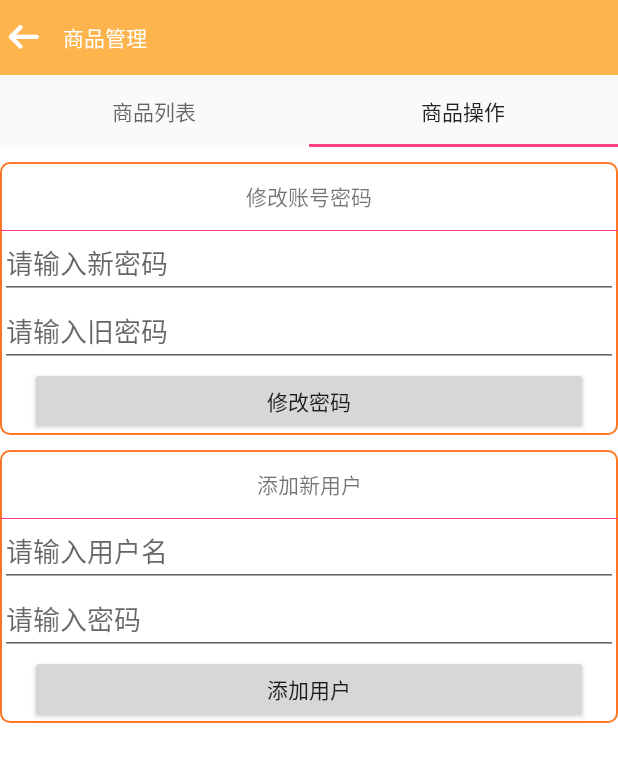
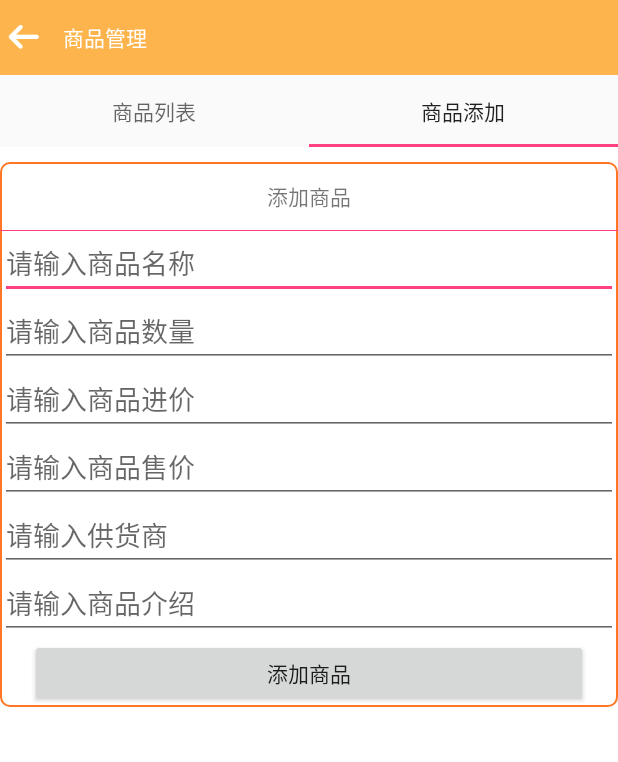
Before and after one commit to blythe104/supermarket, an Android app: the GoodsActivity screen opened directly, with no data from a screen before it, tab 2 chosen, on a phone screen of 412 x 824 dp. Shown: the top 762 px of the screen. Run offline under Robolectric (Android 15) with nearby library versions, the phone set to English and light mode, and no system bars; libraries missing offline, so code that uses them is left out: cn.bmob.v3; 4 statements that could not run were skipped.

Commit message:
add goods del and query

```diff
--- a/app/src/main/java/com/fuyuan/marketmanage/bean/GoodsBean.java
+++ b/app/src/main/java/com/fuyuan/marketmanage/bean/GoodsBean.java
@@ -1,12 +1,14 @@
 package com.fuyuan.marketmanage.bean;
 
 import java.io.Serializable;
+
+import cn.bmob.v3.BmobObject;
 
 /**
  * Created by xin on 2017/1/4.
  */
 
-public class GoodsBean implements Serializable {
+public class GoodsBean extends BmobObject implements Serializable {
     //商品名称
     private String goodsName;
     //数量
--- a/app/src/main/java/com/fuyuan/marketmanage/goods/GoodsActivity.java
+++ b/app/src/main/java/com/fuyuan/marketmanage/goods/GoodsActivity.java
@@ -10,8 +10,8 @@ import com.fuyuan.marketmanage.R;
 import com.fuyuan.marketmanage.base.BaseActivity;
 import com.fuyuan.marketmanage.base.BaseFragment;
 import com.fuyuan.marketmanage.goods.fragment.GoodsFragment;
+import com.fuyuan.marketmanage.goods.fragment.GoodsManagerFragment;
 import com.fuyuan.marketmanage.user.adapter.FragmentAdapter;
-import com.fuyuan.marketmanage.user.fragment.UserManagerFragment;
 
 import java.util.ArrayList;
 import java.util.List;
@@ -44,10 +44,10 @@ public class GoodsActivity extends BaseActivity {
         mTvTitle.setText("商品管理");
         fragments = new ArrayList<>();
         fragments.add(new GoodsFragment());
-        fragments.add(new UserManagerFragment());
+        fragments.add(new GoodsManagerFragment());
         List<String> tabList = new ArrayList<String>();
         tabList.add("商品列表");
-        tabList.add("商品操作");
+        tabList.add("商品添加");
         FragmentAdapter fragmentAdapter = new FragmentAdapter(getSupportFragmentManager(), fragments, tabList);
         mViewPager.setAdapter(fragmentAdapter);
         tableLayout.setupWithViewPager(mViewPager);
--- a/app/src/main/java/com/fuyuan/marketmanage/goods/fragment/GoodsFragment.java
+++ b/app/src/main/java/com/fuyuan/marketmanage/goods/fragment/GoodsFragment.java
@@ -1,9 +1,12 @@
 package com.fuyuan.marketmanage.goods.fragment;
 
 import android.os.Bundle;
+import android.text.TextUtils;
 import android.view.LayoutInflater;
 import android.view.View;
 import android.view.ViewGroup;
+import android.widget.Button;
+import android.widget.EditText;
 import android.widget.ListView;
 import android.widget.Toast;
 
@@ -23,18 +26,28 @@ import cn.bmob.v3.listener.FindListener;
  * Created by xin on 2017/1/3.
  */
 
-public class GoodsFragment extends BaseFragment {
+public class GoodsFragment extends BaseFragment implements View.OnClickListener {
 
     private ListView mLlGoods;
     private GoodsAdapter goodsAdapter;
     private ArrayList<GoodsBean> bmobUserList;
+    private EditText mEtFindGoods;
+    private Button mBtnGoods;
 
     @Override
     protected View initView(LayoutInflater inflater, ViewGroup container, Bundle savedInstanceState) {
         View view = inflater.inflate(R.layout.goods_fragment_layout, null);
         mLlGoods = (ListView) view.findViewById(R.id.ll_goods);
+        mEtFindGoods = (EditText) view.findViewById(R.id.et_findgoods);
+        mBtnGoods = (Button) view.findViewById(R.id.btn_goods);
+
+        setListener();
         queryGoods();
         return view;
+    }
+
+    private void setListener() {
+        mBtnGoods.setOnClickListener(this);
     }
 
 
@@ -57,5 +70,43 @@ public class GoodsFragment extends BaseFragment {
                 }
             }
         });
+
+
+    }
+
+    @Override
+    public void onClick(View v) {
+        switch (v.getId()) {
+            case R.id.btn_goods:
+                String goods = mEtFindGoods.getText().toString();
+                if (TextUtils.isEmpty(goods)) {
+                    Toast.makeText(mActivity, "商品名称不能为空", Toast.LENGTH_SHORT).show();
+                } else {
+                    query(goods);
+                }
+                break;
+        }
+
+    }
+
+    private void query(String goods) {
+        BmobQuery<GoodsBean> query = new BmobQuery<>();
+        query.order("-createdAt");
+        query.addWhereEqualTo("goodsName", goods);
+        query.findObjects(new FindListener<GoodsBean>() {
+            @Override
+            public void done(List<GoodsBean> list, BmobException e) {
+                if (list.size() != 0) {
+                    Toast.makeText(mActivity, "商品信息查询成功", Toast.LENGTH_SHORT).show();
+
+                    bmobUserList = (ArrayList<GoodsBean>) list;
+                    goodsAdapter = new GoodsAdapter(mActivity, bmobUserList);
+                    mLlGoods.setAdapter(goodsAdapter);
+
+                } else {
+                    Toast.makeText(mActivity, "没有商品信息", Toast.LENGTH_SHORT).show();
+                }
+            }
+        });
     }
 }
--- /dev/null
+++ b/app/src/main/java/com/fuyuan/marketmanage/goods/fragment/GoodsManagerFragment.java
@@ -0,0 +1,101 @@
+package com.fuyuan.marketmanage.goods.fragment;
+
+import android.os.Bundle;
+import android.text.TextUtils;
+import android.view.LayoutInflater;
+import android.view.View;
+import android.view.ViewGroup;
+import android.widget.Button;
+import android.widget.EditText;
+import android.widget.Toast;
+
+import com.fuyuan.marketmanage.R;
+import com.fuyuan.marketmanage.base.BaseFragment;
+import com.fuyuan.marketmanage.bean.GoodsBean;
+
+import cn.bmob.v3.exception.BmobException;
+import cn.bmob.v3.listener.SaveListener;
+
+/**
+ * Created by xin on 2017/1/3.
+ */
+
+public class GoodsManagerFragment extends BaseFragment implements View.OnClickListener {
+
+    private EditText mEtGoods;
+    private EditText mEtNum;
+    private Button mBtnAdd;
+    private EditText mEtBid;
+    private EditText mEtPrice;
+    private EditText mEtSupplyId;
+    private EditText mEtDesc;
+
+    @Override
+    protected View initView(LayoutInflater inflater, ViewGroup container, Bundle savedInstanceState) {
+        View view = inflater.inflate(R.layout.goods_fragment, null);
+
+        //添加商品
+        mEtGoods = (EditText) view.findViewById(R.id.et_goods);
+        mEtNum = (EditText) view.findViewById(R.id.et_num);
+        mEtBid = (EditText) view.findViewById(R.id.et_bid);
+        mEtPrice = (EditText) view.findViewById(R.id.et_price);
+        mEtSupplyId = (EditText) view.findViewById(R.id.et_supplyId);
+        mEtDesc = (EditText) view.findViewById(R.id.et_desc);
+        mBtnAdd = (Button) view.findViewById(R.id.btn_addgoods);
+
+
+        setListener();
+        return view;
+    }
+
+    private void setListener() {
+        mBtnAdd.setOnClickListener(this);
+
+    }
+
+
+    @Override
+    public void onClick(View v) {
+        switch (v.getId()) {
+            case R.id.btn_addgoods:
+                addGoods();
+                break;
+        }
+
+    }
+
+
+
+
+    private void addGoods() {
+        GoodsBean goodsBean = new GoodsBean();
+        String goods = mEtGoods.getText().toString();
+        String goodsNum = mEtNum.getText().toString();
+        String bid = mEtBid.getText().toString();
+        String price = mEtPrice.getText().toString();
+        String desc = mEtDesc.getText().toString();
+        String supply = mEtSupplyId.getText().toString();
+
+        if (TextUtils.isEmpty(goods) || TextUtils.isEmpty(bid)) {
+            Toast.makeText(mActivity, "商品名称或者进价不能为空", Toast.LENGTH_SHORT).show();
+        } else {
+            goodsBean.setGoodsName(goods);
+            goodsBean.setGoodsNum(goodsNum);
+            goodsBean.setBid(bid);
+            goodsBean.setPrice(price);
+            goodsBean.setDesc(desc);
+            goodsBean.setSupplyId(supply);
+            goodsBean.save(new SaveListener<String>() {
+                @Override
+                public void done(String s, BmobException e) {
+                    if (e == null) {
+                        Toast.makeText(mActivity, "创建数据成功", Toast.LENGTH_SHORT).show();
+                    } else {
+                        Toast.makeText(mActivity, "创建数据失败" + e.toString(), Toast.LENGTH_SHORT).show();
+                    }
+
+                }
+            });
+        }
+    }
+}
--- /dev/null
+++ b/app/src/main/res/layout/goods_fragment.xml
@@ -0,0 +1,80 @@
+<?xml version="1.0" encoding="utf-8"?>
+<ScrollView xmlns:android="http://schemas.android.com/apk/res/android"
+            android:layout_width="match_parent"
+            android:layout_height="match_parent"
+            android:background="@color/colorWhite"
+            android:orientation="vertical">
+
+
+    <LinearLayout
+        android:layout_width="match_parent"
+        android:layout_height="wrap_content"
+        android:layout_marginTop="10dp"
+        android:background="@drawable/shape_rectangle_btn"
+        android:orientation="vertical">
+
+        <TextView
+            android:id="@+id/tv_title"
+            android:layout_width="match_parent"
+            android:layout_height="45dp"
+            android:gravity="center"
+            android:text="添加商品"/>
+
+        <View
+            android:layout_width="match_parent"
+            android:layout_height="1px"
+            android:background="@color/colorAccent"
+        />
+
+        <EditText
+            android:id="@+id/et_goods"
+            android:layout_width="match_parent"
+            android:layout_height="45dp"
+            android:gravity="center_vertical"
+            android:hint="请输入商品名称"/>
+
+        <EditText
+            android:id="@+id/et_num"
+            android:layout_width="match_parent"
+            android:layout_height="45dp"
+            android:gravity="center_vertical"
+            android:hint="请输入商品数量"/>
+
+        <EditText
+            android:id="@+id/et_bid"
+            android:layout_width="match_parent"
+            android:layout_height="45dp"
+            android:gravity="center_vertical"
+            android:hint="请输入商品进价"/>
+
+        <EditText
+            android:id="@+id/et_price"
+            android:layout_width="match_parent"
+            android:layout_height="45dp"
+            android:gravity="center_vertical"
+            android:hint="请输入商品售价"/>
+
+
+        <EditText
+            android:id="@+id/et_supplyId"
+            android:layout_width="match_parent"
+            android:layout_height="45dp"
+            android:gravity="center_vertical"
+            android:hint="请输入供货商"/>
+        <EditText
+            android:id="@+id/et_desc"
+            android:layout_width="match_parent"
+            android:layout_height="45dp"
+            android:gravity="center_vertical"
+            android:hint="请输入商品介绍"/>
+
+        <Button
+            android:id="@+id/btn_addgoods"
+            android:layout_width="match_parent"
+            android:layout_height="45dp"
+            android:layout_marginLeft="20dp"
+            android:layout_marginRight="20dp"
+            android:text="添加商品"/>
+
+    </LinearLayout>
+</ScrollView>
```
Also changed, not shown: app/src/main/java/com/fuyuan/marketmanage/goods/adapter/GoodsAdapter.java (+27 -1 lines), app/src/main/res/layout/goods_fragment_layout.xml (+23 -0 lines), app/src/main/res/layout/goods_layout.xml (+7 -0 lines).
